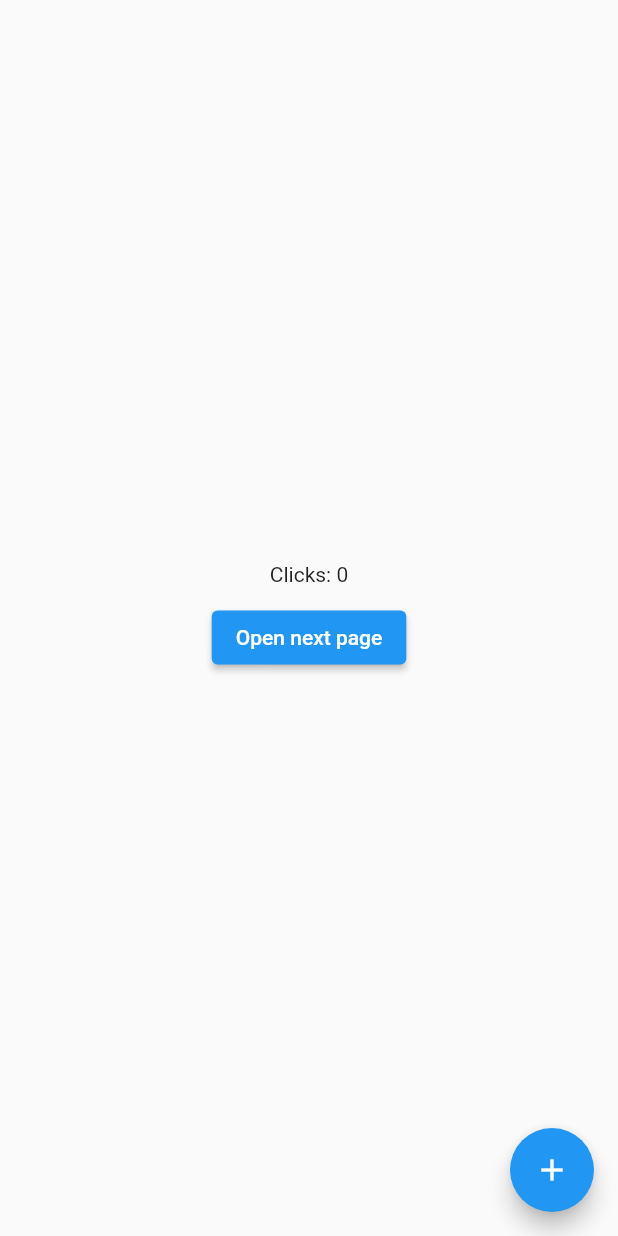
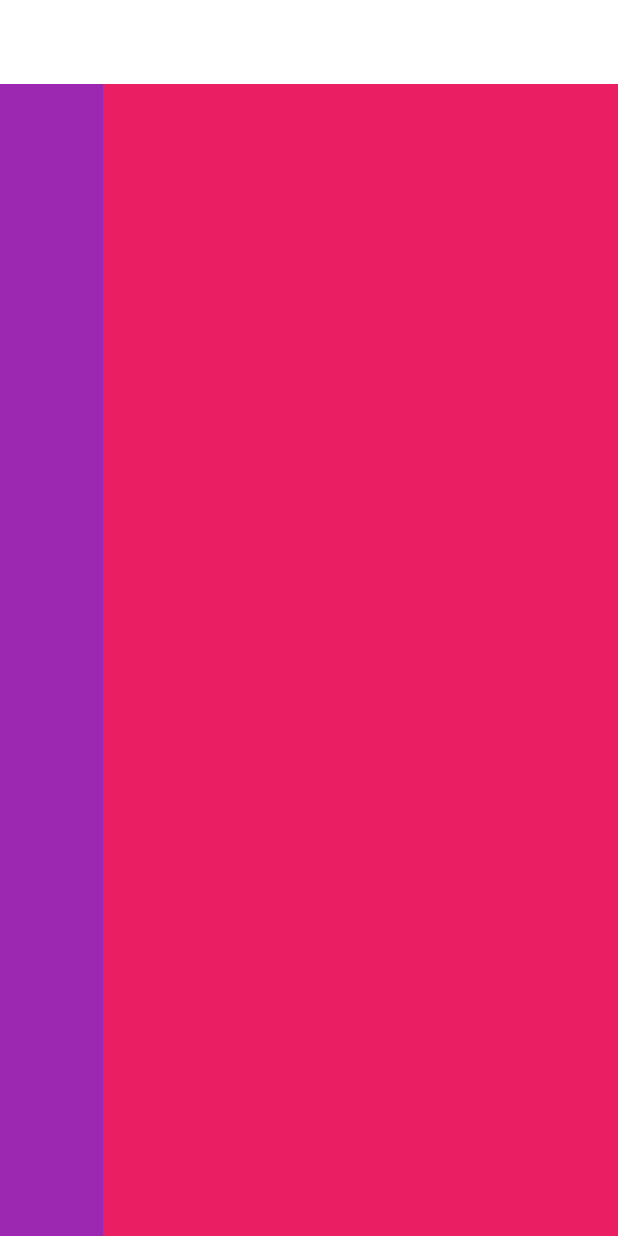
Before and after one commit to Syncronjr/snack_website, a Flutter app: the screen it shows after launch, on a phone screen of 412 x 824 dp. Run offline on Flutter 3.47's test engine with Material 2 defaults, Android fonts, the phone set to English and light mode, and no system bars; our stand-ins replace get, google_fonts.

Commit message:
new file:   lib/helpers/responsiveness.dart 	new file:   lib/layout.dart 	modified:   lib/main.dart 	new file:   lib/widgets/large_screen.dart 	new file:   lib/widgets/medium_screen.dart 	new file:   lib/widgets/small_screen.dart 	modified:   macos/Flutter/GeneratedPluginRegistrant.swift 	modified:   pubspec.lock 	modified:   pubspec.yaml 	deleted:    test/widget_test.dart

```diff
--- /dev/null
+++ b/lib/helpers/responsiveness.dart
@@ -0,0 +1,49 @@
+import 'package:flutter/cupertino.dart';
+import 'package:flutter/src/widgets/container.dart';
+import 'package:flutter/src/widgets/framework.dart';
+
+const int largeScreenSize = 1366;
+const int mediumScreenSize = 768;
+const int smallScreenSize = 360;
+const int vsmallScreenSize = 120;
+
+class ResponsiveWidget extends StatelessWidget {
+  final Widget largeScreen;
+  final Widget mediumScreen;
+  final Widget smallScreen;
+  final Widget vsmallScreen;
+  const ResponsiveWidget(
+      {super.key,
+      required this.largeScreen,
+      required this.mediumScreen,
+      required this.smallScreen,
+      required this.vsmallScreen});
+
+  static bool isvSmallScreen(BuildContext context) =>
+      MediaQuery.of(context).size.width < vsmallScreenSize;
+
+  static bool isSmallScreen(BuildContext context) =>
+      MediaQuery.of(context).size.width >= vsmallScreenSize &&
+      MediaQuery.of(context).size.width < smallScreenSize;
+
+  static bool isMediumScreen(BuildContext context) =>
+      MediaQuery.of(context).size.width >= mediumScreenSize &&
+      MediaQuery.of(context).size.width < largeScreenSize;
+
+  static bool isLargeScreen(BuildContext context) =>
+      MediaQuery.of(context).size.width >= largeScreenSize;
+
+  @override
+  Widget build(BuildContext context) {
+    return LayoutBuilder(builder: (context, constraints) {
+      double _width = constraints.maxWidth;
+      if (_width >= largeScreenSize) {
+        return largeScreen;
+      } else if (_width < largeScreenSize && _width >= mediumScreenSize) {
+        return mediumScreen;
+      } else {
+        return smallScreen;
+      }
+    });
+  }
+}
--- /dev/null
+++ b/lib/layout.dart
@@ -0,0 +1,25 @@
+import 'package:flutter/material.dart';
+import 'package:snack_website/helpers/responsiveness.dart';
+import 'package:snack_website/widgets/large_screen.dart';
+import 'package:snack_website/widgets/medium_screen.dart';
+import 'package:snack_website/widgets/small_screen.dart';
+
+class SiteLayout extends StatelessWidget {
+  const SiteLayout({super.key});
+
+  @override
+  Widget build(BuildContext context) {
+    return Scaffold(
+      appBar: AppBar(
+        elevation: 0,
+        backgroundColor: Colors.white,
+      ),
+      body: const ResponsiveWidget(
+        largeScreen: LargeScreen(),
+        smallScreen: SmallScreen(),
+        mediumScreen: MediumScreen(),
+        vsmallScreen: SmallScreen(),
+      ),
+    );
+  }
+}
--- a/lib/main.dart
+++ b/lib/main.dart
@@ -1,33 +1,33 @@
 import 'package:flutter/material.dart';
-import 'package:get/get.dart';
-import 'package:snack_website/pages/home.dart';
+import 'package:get/get_navigation/get_navigation.dart';
+import 'package:google_fonts/google_fonts.dart';
+import 'package:snack_website/layout.dart';
 
 void main() {
-  runApp(const MyApp());
+  runApp(MyApp());
 }
 
 class MyApp extends StatelessWidget {
   const MyApp({super.key});
 
-  // This widget is the root of your application.
   @override
   Widget build(BuildContext context) {
     return GetMaterialApp(
-      title: 'Snack Website Demo',
       debugShowCheckedModeBanner: false,
+      title: "Snax",
       theme: ThemeData(
-        // This is the theme of your application.
-        //
-        // Try running your application with "flutter run". You'll see the
-        // application has a blue toolbar. Then, without quitting the app, try
-        // changing the primarySwatch below to Colors.green and then invoke
-        // "hot reload" (press "r" in the console where you ran "flutter run",
-        // or simply save your changes to "hot reload" in a Flutter IDE).
-        // Notice that the counter didn't reset back to zero; the application
-        // is not restarted.
-        primarySwatch: Colors.blue,
+        scaffoldBackgroundColor: Colors.grey[50],
+        textTheme:
+            GoogleFonts.bebasNeueTextTheme(Theme.of(context).textTheme).apply(
+          bodyColor: Colors.white,
+        ),
+        pageTransitionsTheme: PageTransitionsTheme(builders: {
+          TargetPlatform.iOS: FadeUpwardsPageTransitionsBuilder(),
+          TargetPlatform.android: FadeUpwardsPageTransitionsBuilder(),
+        }),
+        primaryColor: Colors.blue
       ),
-      home: HomeScreen(),
+      home: SiteLayout()
     );
   }
 }
--- /dev/null
+++ b/lib/widgets/small_screen.dart
@@ -0,0 +1,24 @@
+import 'package:flutter/material.dart';
+import 'package:flutter/src/widgets/container.dart';
+import 'package:flutter/src/widgets/framework.dart';
+
+class SmallScreen extends StatelessWidget {
+  const SmallScreen({super.key});
+
+  @override
+  Widget build(BuildContext context) {
+    return Row(children: [
+      Expanded(
+        child: Container(
+          color: Colors.purple,
+        ),
+      ),
+      Expanded(
+        flex: 5,
+        child: Container(
+          color: Colors.pink,
+        ),
+      ),
+    ]);
+  }
+}
--- a/pubspec.yaml
+++ b/pubspec.yaml
@@ -37,6 +37,10 @@ dependencies:
   # Use with the CupertinoIcons class for iOS style icons.
   cupertino_icons: ^1.0.2
   get: ^4.6.5
+  google_fonts: ^3.0.1
+  data_table_2: ^2.3.10
+  charts_flutter: ^0.12.0
+
 
 dev_dependencies:
   flutter_test:
```
Also changed, not shown: lib/widgets/large_screen.dart (added, +24 -0 lines), lib/widgets/medium_screen.dart (added, +24 -0 lines), pubspec.lock, 2 other files.
